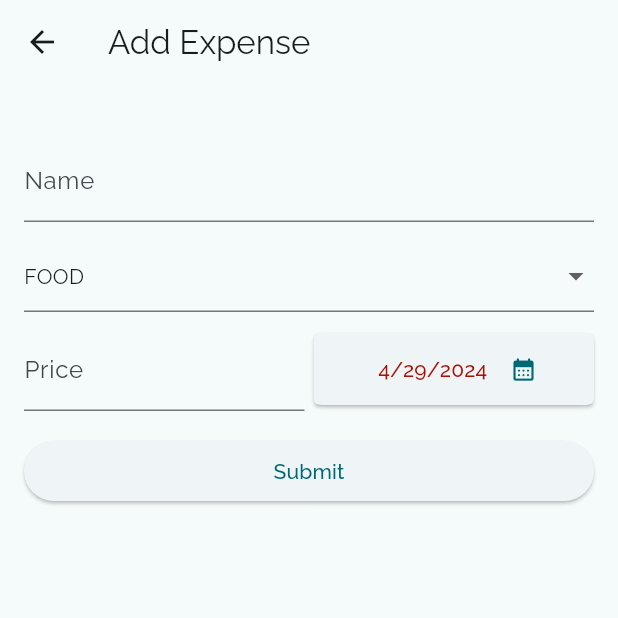
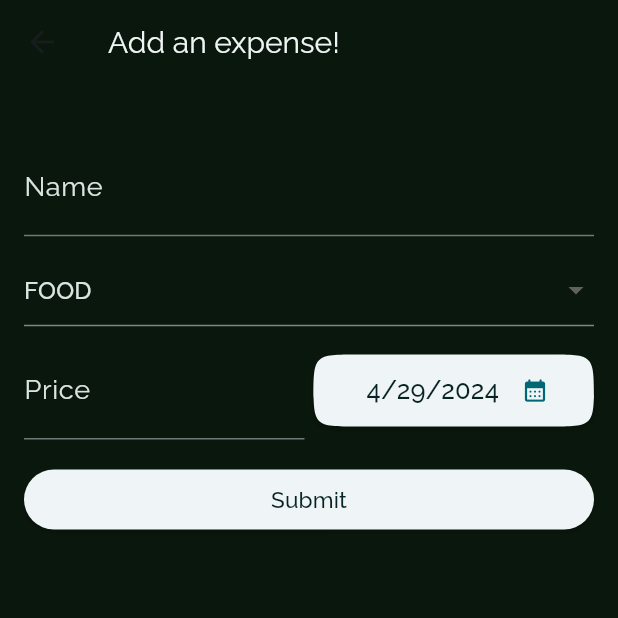
Before and after one commit to ishraqfatin/taka-tracker, a Flutter app: the FormScreen screen opened by its route, on a phone screen of 412 x 824 dp, the top half of it. Run offline on Flutter 3.47's test engine with Material 3 defaults, Android fonts, the light colour scheme and no system bars; our stand-ins replace cloud_firestore, firebase_auth, firebase_core, fl_chart, flutter_slidable, google_fonts; accounts and stored records are empty.

Commit message:
feat: form screen UI

```diff
--- a/taka_tracker/lib/screens/form.dart
+++ b/taka_tracker/lib/screens/form.dart
@@ -76,7 +76,10 @@ class _FormScreenState extends State<FormScreen> {
     return Scaffold(
       appBar: AppBar(
         backgroundColor: Colors.transparent,
-        title: const Text('Add Expense'),
+        title: const Text(
+                  "Add an expense!",
+                  style: TextStyle(fontSize: 20.0, color:  Color.fromARGB(255, 238, 245, 244),),
+                ),
       ),
       body: Padding(
         padding: const EdgeInsets.all(16.0),
@@ -86,7 +89,8 @@ class _FormScreenState extends State<FormScreen> {
             children: [
               TextFormField(
                 controller: nameController,
-                decoration: const InputDecoration(labelText: 'Name'),
+                style: const TextStyle(color: Color.fromARGB(255, 219, 228, 225), fontSize: 21),
+                decoration: const InputDecoration(labelText: 'Name', labelStyle: TextStyle(color: Color.fromARGB(255, 219, 228, 225), fontSize: 18)),
                 validator: (value) {
                   if (value == null || value.isEmpty) {
                     return 'Please enter a name';
@@ -97,7 +101,11 @@ class _FormScreenState extends State<FormScreen> {
               const SizedBox(
                 height: 12,
               ),
-              DropdownButtonFormField(
+               Theme(
+                data: Theme.of(context).copyWith(
+                  canvasColor: Color.fromARGB(255, 25, 71, 54),
+                ),
+              child: DropdownButtonFormField(
                 value: _selectedCategory,
                 items: Category.values
                     .map(
@@ -105,7 +113,7 @@ class _FormScreenState extends State<FormScreen> {
                         value: el,
                         child: Text(
                           el.name.toUpperCase(),
-                          style: Theme.of(context).textTheme.bodyMedium,
+                          style: const TextStyle(color: Color.fromARGB(255, 219, 228, 225)),
                         ),
                       ),
                     )
@@ -126,6 +134,20 @@ class _FormScreenState extends State<FormScreen> {
                   }
                   return null;
                 },
+                 decoration: const InputDecoration(
+                  enabledBorder: UnderlineInputBorder(
+                    borderSide: BorderSide(
+                      color: Color.fromARGB(140, 219, 228, 225),
+                    ),
+                  ),
+                  focusedBorder: UnderlineInputBorder(
+                    borderSide: BorderSide(
+                      color: Color.fromARGB(140, 219, 228, 225),
+                    ),
+                  ),
+                ),
+
+              ),
               ),
               // DropdownButtonFormField<String>(
               //   value: selectedCategory.isEmpty ? "Food" : selectedCategory,
@@ -153,7 +175,8 @@ class _FormScreenState extends State<FormScreen> {
                       controller: priceController,
                       keyboardType:
                           const TextInputType.numberWithOptions(decimal: true),
-                      decoration: const InputDecoration(labelText: 'Price'),
+                          style: const TextStyle(color: Color.fromARGB(255, 219, 228, 225), fontSize: 21),
+                      decoration: const InputDecoration(labelText: 'Price', labelStyle: TextStyle(color: Color.fromARGB(255, 219, 228, 225), fontSize: 18)),
                       validator: (value) {
                         if (value == null || value.isEmpty) {
                           return 'Please enter a price';
@@ -179,7 +202,7 @@ class _FormScreenState extends State<FormScreen> {
                           shape: MaterialStatePropertyAll(
                               ContinuousRectangleBorder(
                                   borderRadius:
-                                      BorderRadius.all(Radius.circular(10))))),
+                                      BorderRadius.all(Radius.circular(30))))),
                       onPressed: _presentDatePicker,
                       child: Row(
                         mainAxisAlignment: MainAxisAlignment.center,
@@ -190,7 +213,8 @@ class _FormScreenState extends State<FormScreen> {
                                 ? 'No date selected!'
                                 : formatter.format(selectedDate!),
                             style: const TextStyle(
-                              color: Color.fromARGB(255, 169, 17, 6),
+                              color: Color.fromARGB(255, 8, 35, 37),
+                              fontSize: 17
                             ),
                           ),
                           IconButton(
@@ -270,7 +294,7 @@ class _FormScreenState extends State<FormScreen> {
                           widget.onExpenseAddedOrUpdated!();
                         } else {}
                       },
-                      child: const Text('Submit'),
+                      child: const Text('Submit', style: TextStyle(color: Color.fromARGB(255, 8, 35, 37), fontSize: 15),),
                     )
                   //UPDATE
                   : ElevatedButton(
@@ -296,6 +320,7 @@ class _FormScreenState extends State<FormScreen> {
           ),
         ),
       ),
+      backgroundColor: Color.fromARGB(255, 10, 23, 12),
     );
   }
 }
```
